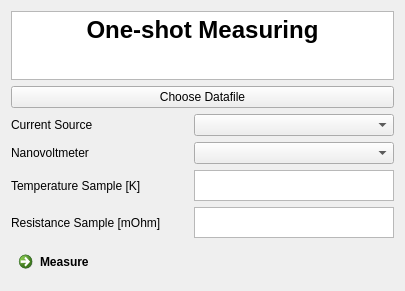
Old version of the form configurations/OneShotMeasurement.ui in the repository Cryostat-GUI/Cryostat-GUI.
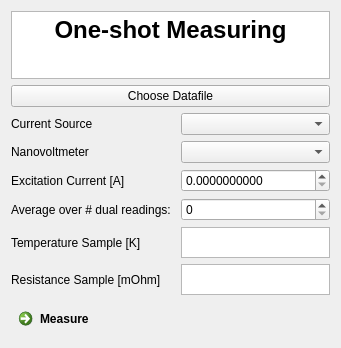
New version of the form.

The edit to the form file:
```diff
--- a/configurations/OneShotMeasurement.ui
+++ b/configurations/OneShotMeasurement.ui
@@ -6,8 +6,8 @@
    <rect>
     <x>0</x>
     <y>0</y>
-    <width>405</width>
-    <height>291</height>
+    <width>341</width>
+    <height>343</height>
    </rect>
   </property>
   <property name="windowTitle">
@@ -34,14 +34,14 @@
    <item row="2" column="1">
     <widget class="QComboBox" name="comboCurrentSource"/>
    </item>
-   <item row="5" column="0">
+   <item row="7" column="0">
     <widget class="QLabel" name="label_2">
      <property name="text">
       <string>Resistance Sample [mOhm]</string>
      </property>
     </widget>
    </item>
-   <item row="6" column="0" colspan="2">
+   <item row="8" column="0" colspan="2">
     <widget class="QCommandLinkButton" name="commandMeasure">
      <property name="maximumSize">
       <size>
@@ -61,13 +61,78 @@
      </property>
     </widget>
    </item>
+   <item row="4" column="1">
+    <widget class="QDoubleSpinBox" name="dspinExcitationCurrent_A">
+     <property name="mouseTracking">
+      <bool>false</bool>
+     </property>
+     <property name="decimals">
+      <number>10</number>
+     </property>
+    </widget>
+   </item>
    <item row="4" column="0">
+    <widget class="QLabel" name="label_5">
+     <property name="text">
+      <string>Excitation Current [A]</string>
+     </property>
+    </widget>
+   </item>
+   <item row="6" column="0">
     <widget class="QLabel" name="label">
      <property name="text">
       <string>Temperature Sample [K]</string>
      </property>
     </widget>
    </item>
+   <item row="7" column="1">
+    <widget class="QTextEdit" name="textResistanceSample_mOhm">
+     <property name="maximumSize">
+      <size>
+       <width>200</width>
+       <height>31</height>
+      </size>
+     </property>
+     <property name="acceptDrops">
+      <bool>false</bool>
+     </property>
+     <property name="readOnly">
+      <bool>true</bool>
+     </property>
+    </widget>
+   </item>
+   <item row="6" column="1">
+    <widget class="QTextEdit" name="textTemperatureSample_K">
+     <property name="sizePolicy">
+      <sizepolicy hsizetype="Expanding" vsizetype="Expanding">
+       <horstretch>0</horstretch>
+       <verstretch>0</verstretch>
+      </sizepolicy>
+     </property>
+     <property name="maximumSize">
+      <size>
+       <width>200</width>
+       <height>31</height>
+      </size>
+     </property>
+     <property name="acceptDrops">
+      <bool>false</bool>
+     </property>
+     <property name="readOnly">
+      <bool>true</bool>
+     </property>
+    </widget>
+   </item>
+   <item row="5" column="1">
+    <widget class="QSpinBox" name="spinN_measurements"/>
+   </item>
+   <item row="5" column="0">
+    <widget class="QLabel" name="label_6">
+     <property name="text">
+      <string>Average over # dual readings: </string>
+     </property>
+    </widget>
+   </item>
    <item row="0" column="0" colspan="2">
     <widget class="QTextBrowser" name="textBrowser">
      <property name="html">
@@ -79,32 +144,6 @@
      </property>
     </widget>
    </item>
-   <item row="5" column="1">
-    <widget class="QTextEdit" name="textResistanceSample_mOhm">
-     <property name="maximumSize">
-      <size>
-       <width>200</width>
-       <height>31</height>
-      </size>
-     </property>
-    </widget>
-   </item>
-   <item row="4" column="1">
-    <widget class="QTextEdit" name="textTemperatureSample_K">
-     <property name="sizePolicy">
-      <sizepolicy hsizetype="Expanding" vsizetype="Expanding">
-       <horstretch>0</horstretch>
-       <verstretch>0</verstretch>
-      </sizepolicy>
-     </property>
-     <property name="maximumSize">
-      <size>
-       <width>200</width>
-       <height>31</height>
-      </size>
-     </property>
-    </widget>
-   </item>
   </layout>
  </widget>
  <resources/>
```
